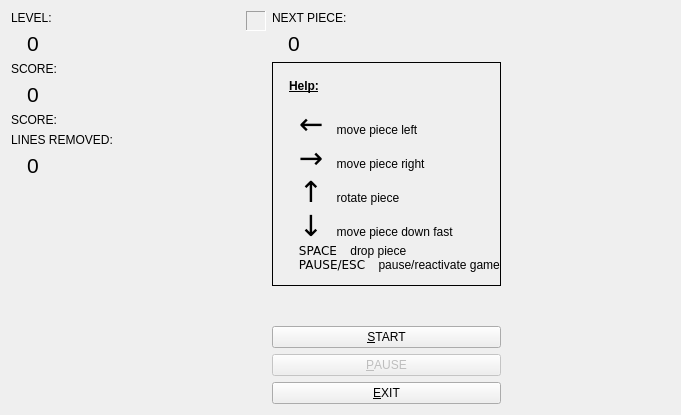
The window that application/jktetrismainwindow.ui (jkriege2/QuickFit3) describes before a commit, drawn with Qt 5.
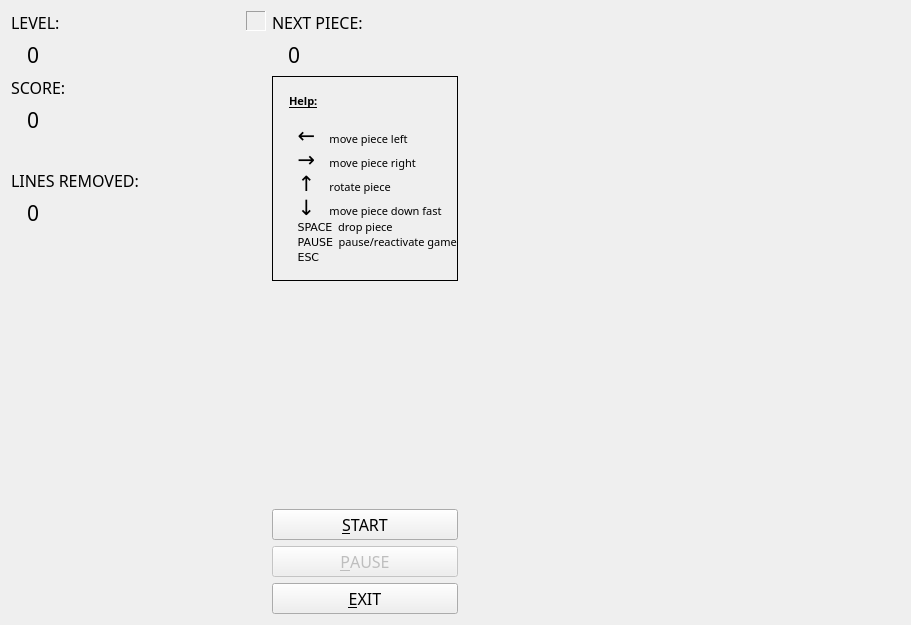
The same window after the commit. Icons and pictures are not drawn. Custom widgets are drawn as their Qt base class.

Commit message: - using HACK fonts for code/expression editing at several places in QF3 now! - added option to choose font for code-editing - improved style-preview in settings dialog

```diff
--- a/application/jktetrismainwindow.ui
+++ b/application/jktetrismainwindow.ui
@@ -6,10 +6,16 @@
    <rect>
     <x>0</x>
     <y>0</y>
-    <width>681</width>
-    <height>415</height>
+    <width>911</width>
+    <height>625</height>
    </rect>
   </property>
+  <property name="font">
+   <font>
+    <family>Hack</family>
+    <pointsize>12</pointsize>
+   </font>
+  </property>
   <property name="windowTitle">
    <string>QuickFit 3.0 Entertain Me!</string>
   </property>
@@ -86,7 +92,7 @@
      <item>
       <widget class="QLabel" name="labHighscore">
        <property name="text">
-        <string>SCORE:</string>
+        <string/>
        </property>
       </widget>
      </item>
@@ -199,17 +205,23 @@
      </item>
      <item>
       <widget class="QLabel" name="label_5">
+       <property name="font">
+        <font>
+         <pointsize>8</pointsize>
+        </font>
+       </property>
        <property name="frameShape">
         <enum>QFrame::Box</enum>
        </property>
        <property name="text">
         <string>&lt;u&gt;&lt;b&gt;Help:&lt;/b&gt;&lt;/u&gt;&lt;br&gt;&lt;br&gt;
-&amp;nbsp;&amp;nbsp;&amp;nbsp;&lt;font size=&quot;+5&quot;&gt;&lt;tt&gt;&amp;larr;&lt;/tt&gt;&lt;/font&gt;&amp;nbsp;&amp;nbsp;&amp;nbsp; move piece left&lt;br&gt;
-&amp;nbsp;&amp;nbsp;&amp;nbsp;&lt;font size=&quot;+5&quot;&gt;&lt;tt&gt;&amp;rarr;&lt;/tt&gt;&lt;/font&gt;&amp;nbsp;&amp;nbsp;&amp;nbsp; move piece right&lt;br&gt;
-&amp;nbsp;&amp;nbsp;&amp;nbsp;&lt;font size=&quot;+5&quot;&gt;&lt;tt&gt;&amp;uarr;&lt;/tt&gt;&lt;/font&gt;&amp;nbsp;&amp;nbsp;&amp;nbsp; rotate piece&lt;br&gt;
-&amp;nbsp;&amp;nbsp;&amp;nbsp;&lt;font size=&quot;+5&quot;&gt;&lt;tt&gt;&amp;darr;&lt;/tt&gt;&lt;/font&gt;&amp;nbsp;&amp;nbsp;&amp;nbsp; move piece down fast&lt;br&gt;
-&amp;nbsp;&amp;nbsp;&amp;nbsp;&lt;tt&gt;SPACE&lt;/tt&gt;&amp;nbsp;&amp;nbsp;&amp;nbsp; drop piece&lt;br&gt;
-&amp;nbsp;&amp;nbsp;&amp;nbsp;&lt;tt&gt;PAUSE/ESC&lt;/tt&gt;&amp;nbsp;&amp;nbsp;&amp;nbsp; pause/reactivate game&lt;br&gt;</string>
+&amp;nbsp;&amp;nbsp;&amp;nbsp;&lt;font size=&quot;+3&quot;&gt;&lt;tt&gt;&amp;larr;&lt;/tt&gt;&lt;/font&gt;&amp;nbsp;&amp;nbsp;&amp;nbsp;&amp;nbsp; move piece left&lt;br&gt;
+&amp;nbsp;&amp;nbsp;&amp;nbsp;&lt;font size=&quot;+3&quot;&gt;&lt;tt&gt;&amp;rarr;&lt;/tt&gt;&lt;/font&gt;&amp;nbsp;&amp;nbsp;&amp;nbsp;&amp;nbsp; move piece right&lt;br&gt;
+&amp;nbsp;&amp;nbsp;&amp;nbsp;&lt;font size=&quot;+3&quot;&gt;&lt;tt&gt;&amp;uarr;&lt;/tt&gt;&lt;/font&gt;&amp;nbsp;&amp;nbsp;&amp;nbsp;&amp;nbsp; rotate piece&lt;br&gt;
+&amp;nbsp;&amp;nbsp;&amp;nbsp;&lt;font size=&quot;+3&quot;&gt;&lt;tt&gt;&amp;darr;&lt;/tt&gt;&lt;/font&gt;&amp;nbsp;&amp;nbsp;&amp;nbsp;&amp;nbsp; move piece down fast&lt;br&gt;
+&amp;nbsp;&amp;nbsp;&amp;nbsp;&lt;tt&gt;SPACE&lt;/tt&gt;&amp;nbsp; drop piece&lt;br&gt;
+&amp;nbsp;&amp;nbsp;&amp;nbsp;&lt;tt&gt;PAUSE&lt;/tt&gt;&amp;nbsp; pause/reactivate game&lt;br&gt;
+&amp;nbsp;&amp;nbsp;&amp;nbsp;&lt;tt&gt;ESC&lt;/tt&gt;&lt;br&gt;</string>
        </property>
        <property name="alignment">
         <set>Qt::AlignLeading|Qt::AlignLeft|Qt::AlignTop</set>
```
The commit also changes 27 other files.
